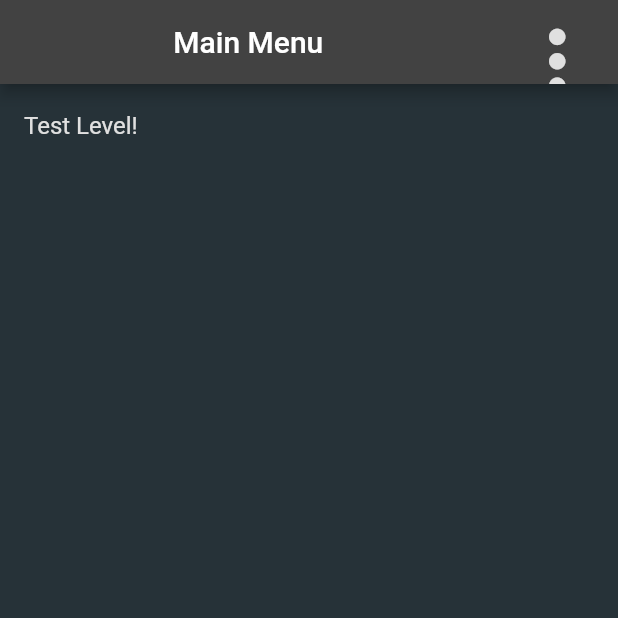
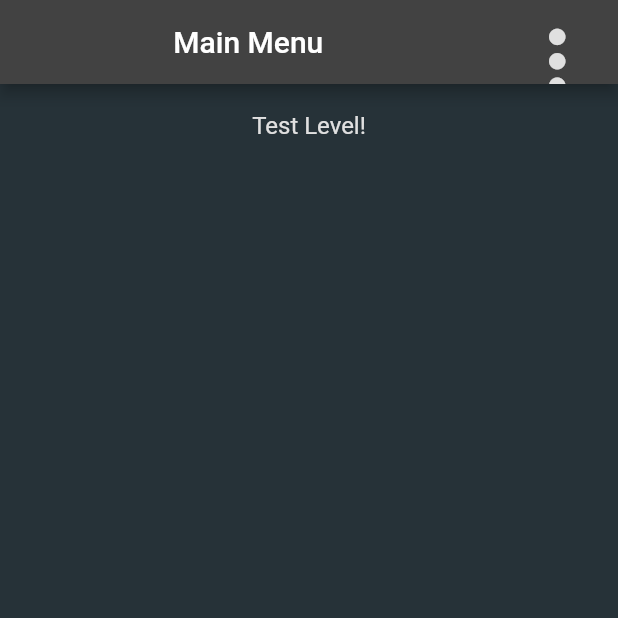
Before and after one commit to Explosiontime202/logical_app, a Flutter app: the screen it shows after launch, on a phone screen of 412 x 824 dp, the top half of it. Run offline on Flutter 3.47's test engine with Material 2 defaults, Android fonts, the phone set to English and light mode, and no system bars.

Commit message:
Use divider for LevelList.

```diff
--- a/lib/home/AppLevelList.dart
+++ b/lib/home/AppLevelList.dart
@@ -11,9 +11,15 @@ class _AppLevelListState extends State<AppLevelList> {
   @override
   Widget build(BuildContext context) {
     return ListView.builder(
-      itemCount: AppLevelManager.size,
+      itemCount: AppLevelManager.size * 2 - 1,
       itemBuilder: (BuildContext context, int index) {
-        return AppLevelManager.getLevel(index).toListTile(context);
+        if (index % 2 == 1) {
+          return Divider(
+            indent: MediaQuery.of(context).size.width * 0.1,
+            endIndent: MediaQuery.of(context).size.width * 0.1,
+          );
+        }
+        return AppLevelManager.getLevel(index ~/ 2).toListTile(context);
       },
     );
   }
--- a/lib/level/AppLevel.dart
+++ b/lib/level/AppLevel.dart
@@ -53,7 +53,7 @@ class AppLevel {
 
   ListTile toListTile(BuildContext context) {
     return ListTile(
-      title: Text(name),
+      title: Text(name, textAlign: TextAlign.center),
       onTap: () {
         AppLevelStatus(level: this);
         Navigator.of(context)
```
